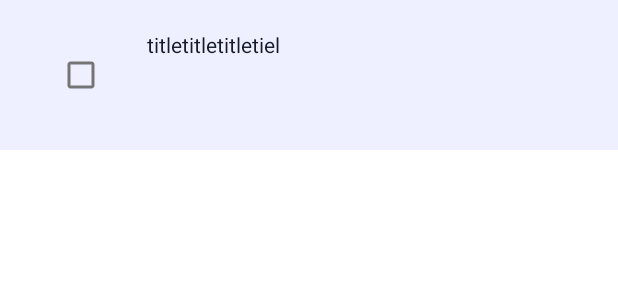
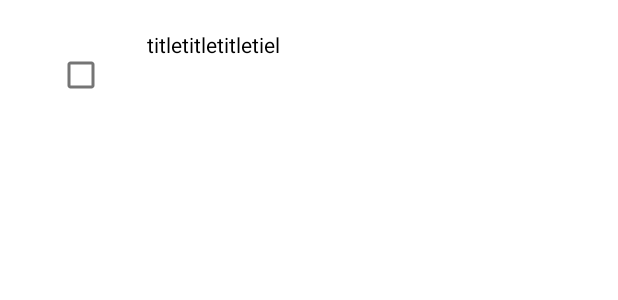
Before and after one commit to tatsuya720/AndroidTodoList, an Android app: the layout todo_list_item.xml on its own in the app's theme, with its tools: preview values and no code run, on a phone screen of 412 x 824 dp. Shown: the top 300 px of the screen. Run offline under Robolectric (Android 15) with nearby library versions, the phone set to English and light mode, and no system bars.

```diff
--- a/list/src/main/res/layout/todo_list_item.xml
+++ b/list/src/main/res/layout/todo_list_item.xml
@@ -11,7 +11,7 @@
         android:layout_height="match_parent"
         app:layout_constraintStart_toStartOf="parent"
         app:layout_constraintTop_toTopOf="parent"
-        android:background="@color/material_dynamic_primary95">
+        android:background="@color/white">
 
         <androidx.appcompat.widget.LinearLayoutCompat
             android:layout_width="match_parent"
@@ -46,7 +46,7 @@
                 app:layout_constraintEnd_toEndOf="parent"
                 app:layout_constraintStart_toStartOf="parent"
                 app:layout_constraintTop_toTopOf="parent"
-                android:textColor="@color/material_dynamic_secondary10"/>
+                android:textColor="@color/black"/>
 
         </androidx.appcompat.widget.LinearLayoutCompat>
     </androidx.constraintlayout.widget.ConstraintLayout>
```
Also changed, not shown: list/src/main/res/layout/fragment_todo_list.xml (+19 -1 lines).
